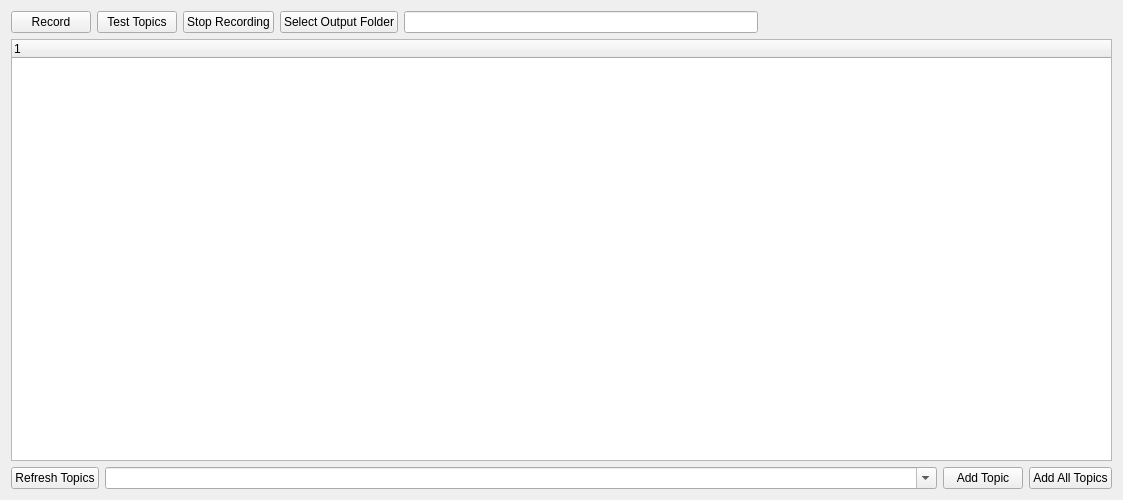
The window that resource/rqt_bag_recorder.ui (yschulz/rqt_bag_recorder) describes before a commit, drawn with Qt 5.
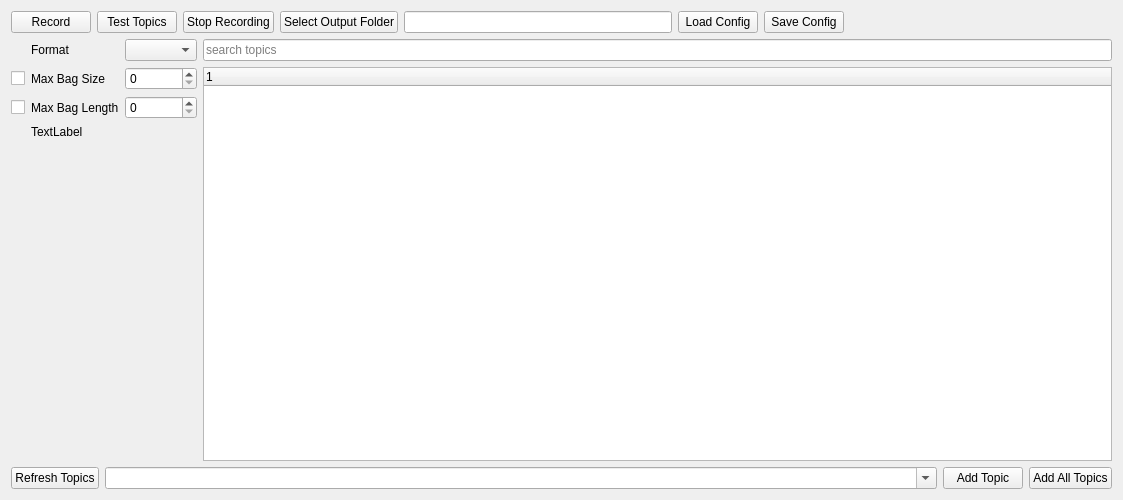
The same window after the commit.

Commit message: adds yaml loader and starts options panel

```diff
--- a/resource/rqt_bag_recorder.ui
+++ b/resource/rqt_bag_recorder.ui
@@ -53,6 +53,20 @@
      <item>
       <widget class="QLineEdit" name="out_file_box"/>
      </item>
+     <item>
+      <widget class="QPushButton" name="load_config">
+       <property name="text">
+        <string>Load Config</string>
+       </property>
+      </widget>
+     </item>
+     <item>
+      <widget class="QPushButton" name="save_config">
+       <property name="text">
+        <string>Save Config</string>
+       </property>
+      </widget>
+     </item>
      <item>
       <spacer name="horizontal_spacer">
        <property name="orientation">
@@ -69,13 +83,96 @@
     </layout>
    </item>
    <item>
-    <widget class="QTreeWidget" name="topic_tree">
-     <column>
-      <property name="text">
-       <string notr="true">1</string>
-      </property>
-     </column>
-    </widget>
+    <layout class="QHBoxLayout" name="main_layout">
+     <item>
+      <layout class="QGridLayout" name="options_layout">
+       <item row="2" column="0">
+        <widget class="QCheckBox" name="checkBox">
+         <property name="text">
+          <string/>
+         </property>
+        </widget>
+       </item>
+       <item row="1" column="3">
+        <widget class="QSpinBox" name="o_mx_size_spin"/>
+       </item>
+       <item row="0" column="1">
+        <widget class="QLabel" name="o_format_label">
+         <property name="text">
+          <string>Format</string>
+         </property>
+        </widget>
+       </item>
+       <item row="1" column="0">
+        <widget class="QCheckBox" name="o_mx_size_toggle">
+         <property name="text">
+          <string/>
+         </property>
+        </widget>
+       </item>
+       <item row="4" column="1">
+        <spacer name="verticalSpacer">
+         <property name="orientation">
+          <enum>Qt::Vertical</enum>
+         </property>
+         <property name="sizeHint" stdset="0">
+          <size>
+           <width>20</width>
+           <height>40</height>
+          </size>
+         </property>
+        </spacer>
+       </item>
+       <item row="0" column="3">
+        <widget class="QComboBox" name="o_format_cbox"/>
+       </item>
+       <item row="2" column="1">
+        <widget class="QLabel" name="o_mx_length_label">
+         <property name="text">
+          <string>Max Bag Length</string>
+         </property>
+        </widget>
+       </item>
+       <item row="1" column="1">
+        <widget class="QLabel" name="o_mx_size_label">
+         <property name="text">
+          <string>Max Bag Size</string>
+         </property>
+        </widget>
+       </item>
+       <item row="2" column="3">
+        <widget class="QSpinBox" name="spinBox"/>
+       </item>
+       <item row="3" column="1">
+        <widget class="QLabel" name="label">
+         <property name="text">
+          <string>TextLabel</string>
+         </property>
+        </widget>
+       </item>
+      </layout>
+     </item>
+     <item>
+      <layout class="QVBoxLayout" name="tree_layout">
+       <item>
+        <widget class="QLineEdit" name="topic_filter">
+         <property name="placeholderText">
+          <string>search topics</string>
+         </property>
+        </widget>
+       </item>
+       <item>
+        <widget class="QTreeWidget" name="topic_tree">
+         <column>
+          <property name="text">
+           <string notr="true">1</string>
+          </property>
+         </column>
+        </widget>
+       </item>
+      </layout>
+     </item>
+    </layout>
    </item>
    <item>
     <layout class="QHBoxLayout" name="topic_layout">
```
Left out of the diff: 2 changed lines with no effect on the pictures. The commit also changes 3 other files.
